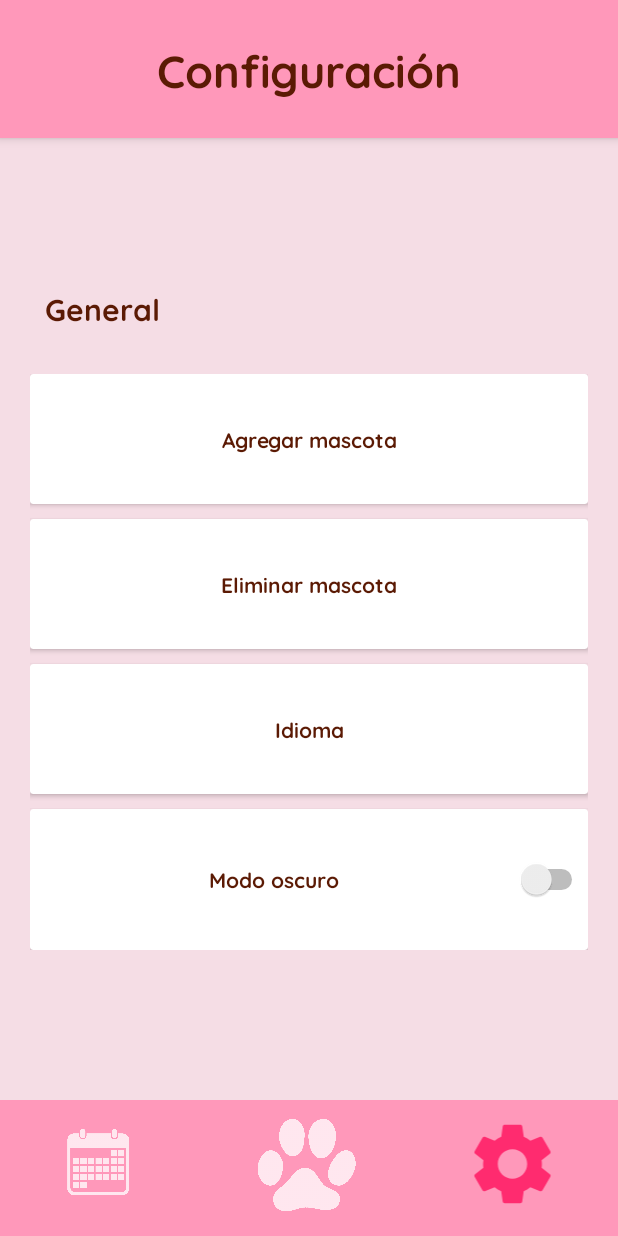
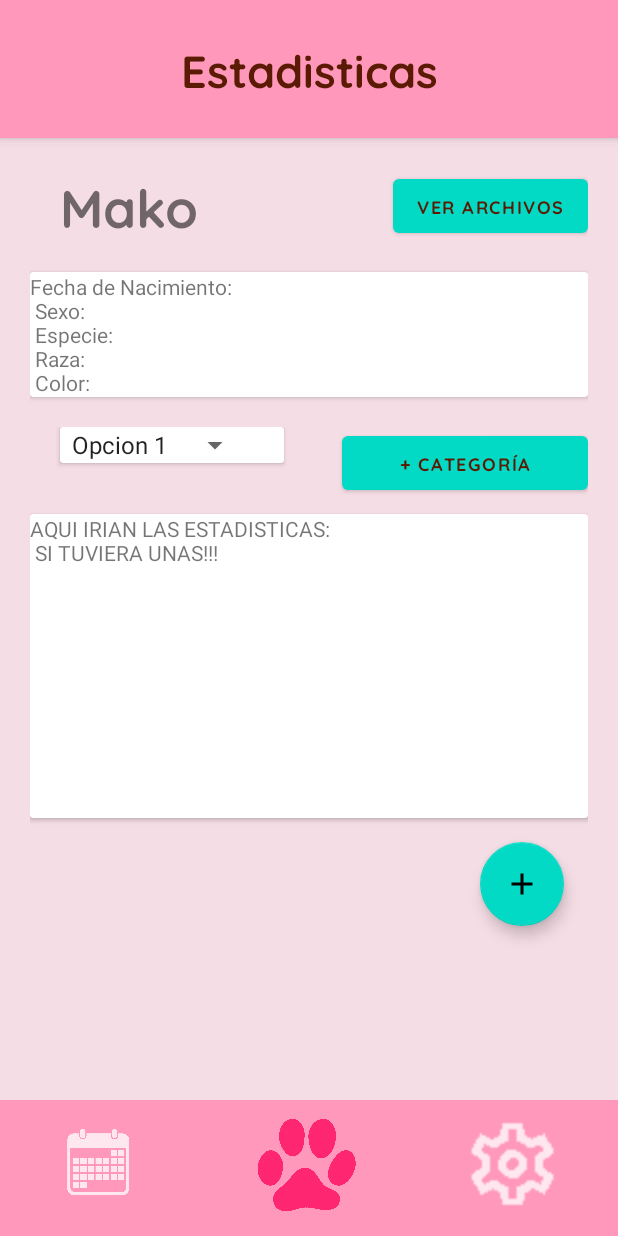
Before and after one commit to FrumpleQuest/AppsMoviles, an Android app: the screen it shows after launch (configuracion before the commit, estadisticas after it), after a tap on an icon or button, on a phone screen of 412 x 824 dp. Run offline under Robolectric (Android 15) with nearby library versions, the light colour scheme and no system bars; 2 other taps on this screen came first.

Commit message:
avances estadisticas

```diff
--- a/app/src/main/java/com/example/appsmoviles/MainActivity.java
+++ b/app/src/main/java/com/example/appsmoviles/MainActivity.java
@@ -121,7 +121,7 @@ public class MainActivity extends AppCompatActivity {
         configuracion.setOnClickListener(new View.OnClickListener() {
             @Override
             public void onClick(View view) {
-                Intent i = new Intent( MainActivity.this, configuracion.class);
+                Intent i = new Intent( MainActivity.this, estadisticas.class);
                 startActivity(i);
             }
         });
--- a/app/src/main/java/com/example/appsmoviles/SQLiteHelper.java
+++ b/app/src/main/java/com/example/appsmoviles/SQLiteHelper.java
@@ -106,6 +106,16 @@ public class SQLiteHelper extends SQLiteOpenHelper{
         dato.put("ID_Categoria", 1);
         dato.put("Valor", 5);
         db.insert("Datos",null,dato);
+
+        ContentValues dato2 = new ContentValues(2);
+        dato.put("ID_Categoria", 1);
+        dato.put("Valor", 5.2);
+        db.insert("Datos",null,dato);
+
+        ContentValues dato3 = new ContentValues(2);
+        dato.put("ID_Categoria", 1);
+        dato.put("Valor", 5.4);
+        db.insert("Datos",null,dato);
     }
 
     @Override
--- a/app/src/main/java/com/example/appsmoviles/estadisticas.java
+++ b/app/src/main/java/com/example/appsmoviles/estadisticas.java
@@ -1,22 +1,74 @@
 package com.example.appsmoviles;
 
+import android.content.DialogInterface;
+import android.content.Intent;
+import android.database.Cursor;
+import android.database.sqlite.SQLiteDatabase;
 import android.os.Bundle;
 import android.util.Log;
+import android.view.View;
+import android.view.ViewGroup;
 import android.widget.AdapterView;
 import android.widget.ArrayAdapter;
+import android.widget.Button;
+import android.widget.EditText;
+import android.widget.ImageButton;
+import android.widget.RelativeLayout;
 import android.widget.Spinner;
+import android.widget.TextView;
+import android.widget.Toast;
 
+import androidx.appcompat.app.AlertDialog;
 import androidx.appcompat.app.AppCompatActivity;
 
 public class estadisticas extends AppCompatActivity {
 
     String[] strings = {"Opcion 1", "Opcion 2", "Opcion 3"};
 
+    //String nombre = LoQueMeDeElCamilo();
+
+    //Aqui el ton busca en la BD, obtiene las estadisticas y las presenta
+
     @Override
     protected void onCreate(Bundle savedInstanceState){
         super.onCreate(savedInstanceState);
         setContentView(R.layout.estadisticas);
+
+
+
+
+
+
+        //-----------------------------Codigo duplicado-----------------------------------
+        //Codigo duplicado
+        ImageButton recordatorio= (ImageButton) findViewById(R.id.recordatorio);
+        recordatorio.setOnClickListener(new View.OnClickListener() {
+            @Override
+            public void onClick(View view) {
+                Intent i = new Intent( estadisticas.this, recordatorios.class);
+                startActivity(i);
+            }
+        });
+
+        ImageButton configuracion= (ImageButton) findViewById(R.id.configuracion);
+        configuracion.setOnClickListener(new View.OnClickListener() {
+            @Override
+            public void onClick(View view) {
+                Intent i = new Intent( estadisticas.this, configuracion.class);
+                startActivity(i);
+            }
+        });
+
+        ImageButton boton_main= (ImageButton) findViewById(R.id.main_boton);
+        boton_main.setOnClickListener(new View.OnClickListener() {
+            @Override
+            public void onClick(View view) {
+                Intent i = new Intent( estadisticas.this, MainActivity.class);
+                startActivity(i);
+            }
+        });
     }
+
 
     @Override
     public void onResume() {
@@ -29,4 +81,82 @@ public class estadisticas extends AppCompatActivity {
         adaptador.setDropDownViewResource(android.R.layout.simple_spinner_dropdown_item);
         spin.setAdapter(adaptador);
     }
+
+    public void verArchivosOnClick(View view) {
+        Intent i = new Intent( estadisticas.this, archivos.class);
+        startActivity(i);
+    }
+
+    public void addCategoria(View view) {
+                RelativeLayout relativeLayout = new RelativeLayout(this);
+                TextView textView = new TextView(this);
+                textView.setText("Test");
+                RelativeLayout.LayoutParams layoutParams = new RelativeLayout.LayoutParams(ViewGroup.LayoutParams.WRAP_CONTENT, ViewGroup.LayoutParams.WRAP_CONTENT);
+                layoutParams.addRule(RelativeLayout.ALIGN_PARENT_RIGHT);
+                textView.setLayoutParams(layoutParams);
+                relativeLayout.addView(textView);
+
+                AlertDialog.Builder popup = new AlertDialog.Builder(estadisticas.this);
+                popup.setView(relativeLayout);
+                popup.setMessage("Nombre de Categoria").setCancelable(true);
+
+                AlertDialog dialog = popup.create();
+                dialog.setTitle("Añadir Categoria");
+                dialog.show();
+
+                //AQUI FALTA ORDENAR EL RELATIVE LAYOUT Y LUEGO EDITAR LA BD PARA AGREGAR LA CATEGORIA
+
+                /*
+                final EditText nombre_categoria = new EditText(estadisticas.this);
+                final EditText eje_x = new EditText(estadisticas.this);
+                final EditText eje_y = new EditText(estadisticas.this);
+                AlertDialog.Builder popup = new AlertDialog.Builder(estadisticas.this);
+                popup.setView(relativeLayout);
+                popup.setMessage("Nombre de Categoria").setCancelable(true);
+                popup.setPositiveButton("Confirmar", new DialogInterface.OnClickListener() {
+                    @Override
+                    public void onClick(DialogInterface dialog, int i) {
+                        //Obtenemos nombre de mascota
+                        String nombre = nombre_categoria.getText().toString();
+                        //Abrimos BD
+                        SQLiteHelper usdbh = new SQLiteHelper(getApplicationContext(), "DBUsuarios", null, 1);
+                        SQLiteDatabase db = usdbh.getWritableDatabase();
+
+                        //Revisamos si la mascota existe
+                        String[] arreglo = new String[] {nombre};
+                        Log.d("testeo",arreglo[0]);
+                        Cursor c = db.rawQuery("SELECT * FROM Mascotas WHERE Nombre = ?",arreglo);
+                        c.moveToFirst();
+                        if (c.isAfterLast()){
+                            Log.d("test_delete","La mascota no existe");
+                            dialog.dismiss();
+                            AlertDialog.Builder noexiste_builder = new AlertDialog.Builder(estadisticas.this);
+                            noexiste_builder.setMessage("La mascota no existe");
+                            AlertDialog noexiste = noexiste_builder.create();
+                            noexiste.show();
+                        }
+
+                        //Construimos la query
+                        String tabla = "Mascotas";
+                        String whereClause = "Nombre=?";
+                        String[] whereArgs = new String[] {nombre};
+                        //Ejecutamos la query
+                        db.delete(tabla, whereClause, whereArgs);
+
+
+                        Log.d("test_delete", nombre);
+                        dialog.dismiss();
+
+                        CharSequence texto = (CharSequence) nombre + " Eliminade";
+                        Toast.makeText(estadisticas.this,texto, Toast.LENGTH_LONG).show();
+                        Intent intento = new Intent( estadisticas.this, MainActivity.class);
+                        startActivity(intento);
+                    }
+                });
+                AlertDialog dialog = popup.create();
+                dialog.setTitle("Eliminar Mascota");
+                dialog.show();
+
+                */
+    }
 }
--- a/app/src/main/res/layout/estadisticas.xml
+++ b/app/src/main/res/layout/estadisticas.xml
@@ -47,7 +47,7 @@
                 android:fontFamily="@font/quicksand_bold">
             </TextView>
             <Button
-                android:id="@+id/extended_fab"
+                android:id="@+id/verArchivosButton"
                 android:layout_width="wrap_content"
                 android:layout_height="wrap_content"
                 android:layout_gravity="bottom|right"
@@ -55,6 +55,7 @@
                 android:textColor="#5b1a04"
                 android:text="Ver Archivos"
                 android:textSize="12sp"
+                android:onClick="verArchivosOnClick"
                 app:backgroundTint="@color/teal_200"/>
         </LinearLayout>
 
@@ -97,7 +98,7 @@
             </TextView>
 
             <Button
-                android:id="@+id/extended_fab_2"
+                android:id="@+id/addCategoria"
                 android:layout_width="wrap_content"
                 android:layout_height="wrap_content"
                 android:layout_gravity="right"
@@ -106,7 +107,9 @@
                 android:textColor="#5b1a04"
                 android:text="+ Categoría"
                 android:textSize="12sp"
-                app:backgroundTint="@color/teal_200"/>
+                app:backgroundTint="@color/teal_200"
+                android:onClick="addCategoria"/>
+            <!-- Este button debería abrir un modal donde puedas poner el nombre y ejes de categoria -->
 
         </LinearLayout>
 
```
